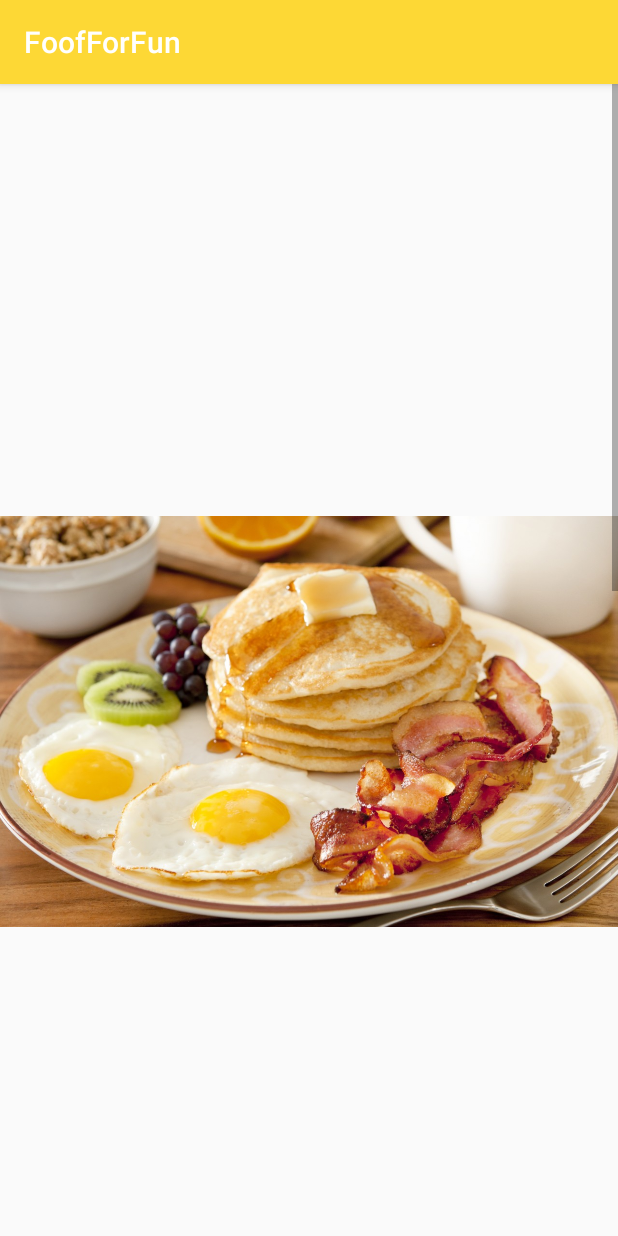
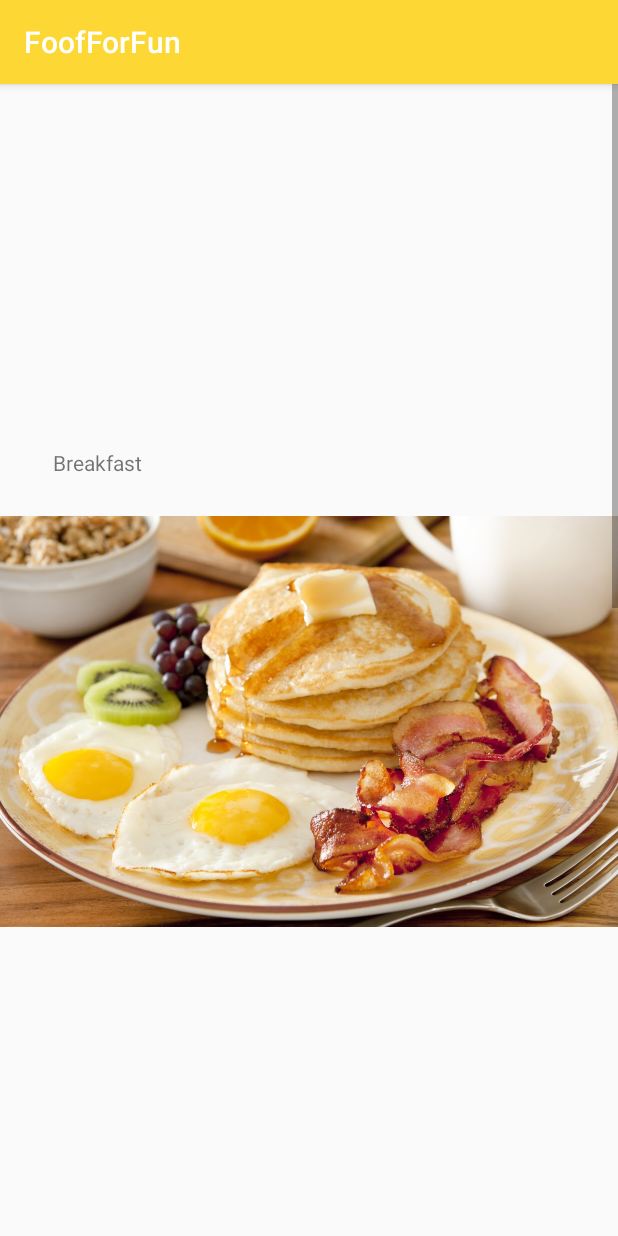
Before and after one commit to Potsawat7/FoofForFun, an Android app: the fragment HomePage shown on its own in the app's theme, on a phone screen of 412 x 824 dp. Run offline under Robolectric (Android 15) with nearby library versions, the phone set to English and light mode, and no system bars.

Commit message:
20 percent

```diff
--- a/app/src/main/java/th/ac/ku/foodforfun/HomePage.java
+++ b/app/src/main/java/th/ac/ku/foodforfun/HomePage.java
@@ -4,6 +4,8 @@ package th.ac.ku.foodforfun;
 import android.os.Bundle;
 import android.support.v4.app.Fragment;
 import android.support.v4.app.FragmentTransaction;
+import android.util.Log;
+import android.view.GestureDetector;
 import android.view.LayoutInflater;
 import android.view.View;
 import android.view.ViewGroup;
@@ -18,8 +20,9 @@ import java.util.List;
  * A simple {@link Fragment} subclass.
  */
 public class HomePage extends Fragment {
-
+    List<FoodInfo> lstAll = new ArrayList<>();
     List<FoodHomeMenuInfo> lstData;
+    private GestureDetector gestureDetector;
     public HomePage() {
         // Required empty public constructor
     }
@@ -33,24 +36,29 @@ public class HomePage extends Fragment {
 
 
         lstData = new ArrayList<>();
-        lstData.add(new FoodHomeMenuInfo("breakfasttt" , R.drawable.breakfast_pic));
-        lstData.add(new FoodHomeMenuInfo("lunch" , R.drawable.lunchpic));
+        lstData.add(new FoodHomeMenuInfo("Breakfast", R.drawable.breakfast_pic));
+        lstData.add(new FoodHomeMenuInfo("lunch", R.drawable.lunchpic));
 
 
-        ListView listView = (ListView)view.findViewById(R.id.listViewPageHome);
-        FoodHomeAdapter adapter = new FoodHomeAdapter(getContext(),R.layout.home_item,lstData);
+        ListView listView = (ListView) view.findViewById(R.id.listViewPageHome);
+        FoodHomeAdapter adapter = new FoodHomeAdapter(getContext(), R.layout.home_item, lstData);
 
         listView.setAdapter(adapter);
 
-
+//        gestureDetector = new GestureDetector(HomePage.this, new MyGestureDetector());
         listView.setOnItemClickListener(new AdapterView.OnItemClickListener() {
             @Override
             public void onItemClick(AdapterView<?> adapterView, View view, int i, long l) {
                 int index = (int) view.getY();
 
-                Breakfast breakfast = new Breakfast();
+                Log.i("listView", "onItemClick: in onItem");
+                Template template = new Template();
+                template.setAllData(lstAll);
+                Log.i("listView", "onItemClick: " + lstAll.isEmpty());
+                template.setSearchFor(lstData.get(index).nameCate);
+                Log.i("listView", "onItemClick: " + lstData.get(index).nameCate);
                 FragmentTransaction fragmentTransaction = getFragmentManager().beginTransaction();
-                fragmentTransaction.replace(R.id.frameLayout, breakfast,"fragment1");
+                fragmentTransaction.replace(R.id.frameLayout, template, "fragment1");
                 fragmentTransaction.commit();
             }
         });
@@ -58,4 +66,7 @@ public class HomePage extends Fragment {
         return view;
     }
 
+    class MyGestureDetector extends GestureDetector.SimpleOnGestureListener {
+
+    }
 }
--- a/app/src/main/res/layout/fragment_fragment_home_page.xml
+++ b/app/src/main/res/layout/fragment_fragment_home_page.xml
@@ -1,13 +1,13 @@
 <FrameLayout xmlns:android="http://schemas.android.com/apk/res/android"
     xmlns:tools="http://schemas.android.com/tools"
-    android:layout_width="match_parent"
-    android:layout_height="match_parent"
+    android:layout_width="wrap_content"
+    android:layout_height="wrap_content"
     tools:context="th.ac.ku.foodforfun.HomePage">
 
     <!-- TODO: Update blank fragment layout -->
 
     <ListView
         android:id="@+id/listViewPageHome"
-        android:layout_width="match_parent"
-        android:layout_height="match_parent" />
+        android:layout_width="wrap_content"
+        android:layout_height="wrap_content" />
 </FrameLayout>
--- a/app/src/main/res/layout/home_item.xml
+++ b/app/src/main/res/layout/home_item.xml
@@ -1,5 +1,5 @@
 <?xml version="1.0" encoding="utf-8"?>
-<RelativeLayout xmlns:android="http://schemas.android.com/apk/res/android"
+<android.support.constraint.ConstraintLayout xmlns:android="http://schemas.android.com/apk/res/android"
     xmlns:app="http://schemas.android.com/apk/res-auto"
     xmlns:tools="http://schemas.android.com/tools"
     android:layout_width="match_parent"
@@ -12,12 +12,10 @@
         android:layout_alignParentTop="true"
         android:layout_centerHorizontal="true"
         android:contentDescription="TODO"
-        app:layout_constraintBottom_toBottomOf="parent"
         app:layout_constraintEnd_toEndOf="parent"
-        app:layout_constraintHorizontal_bias="0.4"
+        app:layout_constraintHorizontal_bias="0.0"
         app:layout_constraintStart_toStartOf="parent"
         app:layout_constraintTop_toTopOf="parent"
-        app:layout_constraintVertical_bias="0.0"
         app:srcCompat="@mipmap/ic_launcher"
         tools:ignore="MissingConstraints" />
 
@@ -31,9 +29,11 @@
         android:text="huu"
         app:layout_constraintBottom_toBottomOf="parent"
         app:layout_constraintEnd_toEndOf="parent"
-        app:layout_constraintHorizontal_bias="0.176"
+        app:layout_constraintHorizontal_bias="0.074"
         app:layout_constraintStart_toStartOf="parent"
         app:layout_constraintTop_toTopOf="parent"
-        app:layout_constraintVertical_bias="0.103"
+        app:layout_constraintVertical_bias="0.295"
         tools:ignore="MissingConstraints" />
-</RelativeLayout>
+
+
+</android.support.constraint.ConstraintLayout>
```
Also changed, not shown: app/src/main/java/th/ac/ku/foodforfun/NavigationMainActivity.java (+3 -31 lines), app/src/main/res/layout/fragment_template.xml (+10 -8 lines), app/src/main/res/layout/template_item.xml (+4 -6 lines).
